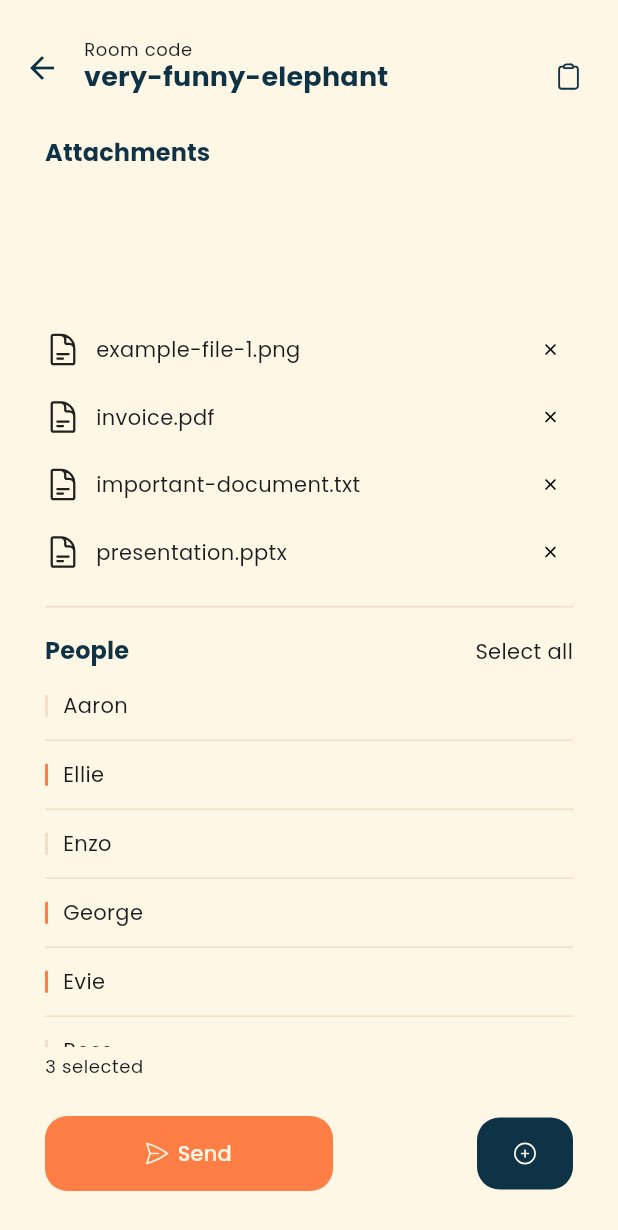
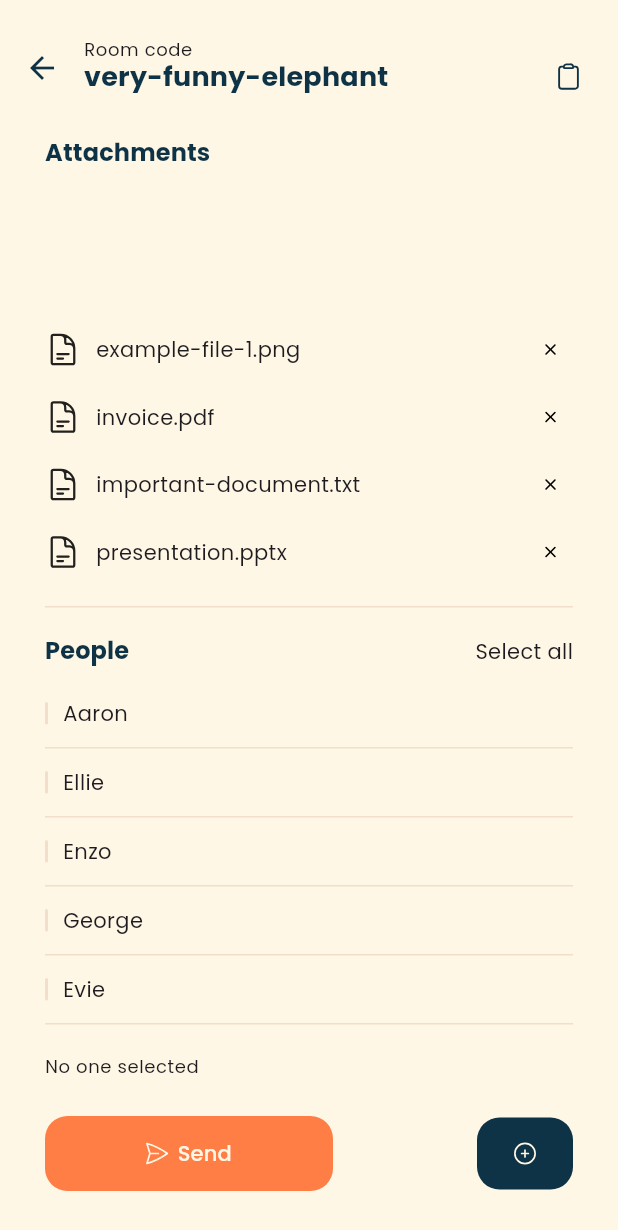
Before and after one commit to jacob-horton/file_transfer_app, a Flutter app: the RoomScreen screen opened directly, on a phone screen of 412 x 824 dp. Shown: the top 1230 px of the screen. Run offline on Flutter 3.47's test engine with Material 3 defaults, Android fonts, the light colour scheme and no system bars; our stand-ins replace extended_image, google_fonts, heroicons, image_picker, shared_preferences; missing offline and left inert: flutter_webrtc; accounts and stored records are empty; network calls fail.

Commit message:
handle selecting people

```diff
--- a/app/lib/screens/room_screen.dart
+++ b/app/lib/screens/room_screen.dart
@@ -1,5 +1,3 @@
-import 'dart:io';
-
 import 'package:file_transfer/services/webrtc.dart';
 import 'package:file_transfer/widgets/attachments.dart';
 import 'package:file_transfer/widgets/button.dart';
@@ -44,6 +42,7 @@ class _RoomScreenState extends State<RoomScreen> {
   ];
 
   bool loadingPhotos = false;
+  Set<int> selectedPeople = {};
 
   @override
   void initState() {
@@ -124,7 +123,14 @@ class _RoomScreenState extends State<RoomScreen> {
                 child: Divider(color: Theme.of(context).colorScheme.secondary),
               ),
               Expanded(
-                child: People(people: people, selected: const [1, 3, 4]),
+                child: People(
+                  people: people,
+                  onSelectedChanged: (newSelected) {
+                    setState(() {
+                      selectedPeople = newSelected;
+                    });
+                  },
+                ),
               ),
               const SizedBox(height: 25.0),
               Row(
--- a/app/lib/widgets/people.dart
+++ b/app/lib/widgets/people.dart
@@ -1,14 +1,15 @@
 import 'package:flutter/cupertino.dart';
 import 'package:flutter/material.dart';
+import 'package:heroicons/heroicons.dart';
 
 class People extends StatefulWidget {
   final List<String> people;
-  final List<int> selected;
+  final void Function(Set<int> selected) onSelectedChanged;
 
   const People({
     super.key,
     required this.people,
-    required this.selected,
+    required this.onSelectedChanged,
   });
 
   @override
@@ -16,6 +17,8 @@ class People extends StatefulWidget {
 }
 
 class _PeopleState extends State<People> {
+  Set<int> selected = {};
+
   @override
   Widget build(BuildContext context) {
     return Column(
@@ -25,15 +28,49 @@ class _PeopleState extends State<People> {
           mainAxisAlignment: MainAxisAlignment.spaceBetween,
           children: [
             Text("People", style: Theme.of(context).textTheme.titleSmall),
-            const Text("Select all"),
+            GestureDetector(
+              behavior: HitTestBehavior.opaque,
+              onTap: () {
+                setState(() {
+                  // TODO: handle this better
+                  if (selected.length == widget.people.length) {
+                    selected = {};
+                  } else {
+                    selected = List<int>.generate(
+                      widget.people.length,
+                      (i) => i,
+                    ).toSet();
+                  }
+                });
+              },
+              child: Text(
+                selected.length == widget.people.length
+                    ? "Deselect all"
+                    : "Select all",
+              ),
+            ),
           ],
         ),
         const SizedBox(height: 10.0),
         Expanded(
           child: CupertinoScrollbar(
             child: ListView.separated(
+              padding: const EdgeInsets.only(top: 5.0, bottom: 10.0),
               shrinkWrap: true,
-              itemBuilder: (context, i) => Center(
+              itemBuilder: (context, i) => GestureDetector(
+                behavior: HitTestBehavior.opaque,
+                onTap: () {
+                  setState(() {
+                    if (selected.contains(i)) {
+                      selected.remove(i);
+                    } else {
+                      selected.add(i);
+                    }
+
+                    widget.onSelectedChanged(selected);
+                  });
+                },
+                child: Center(
                   child: Padding(
                     padding: const EdgeInsets.symmetric(vertical: 5.0),
                     child: Align(
@@ -45,15 +82,26 @@ class _PeopleState extends State<People> {
                             height: 15,
                             decoration: BoxDecoration(
                               borderRadius: BorderRadius.circular(10000),
-                            color: widget.selected.contains(i)
+                              color: selected.contains(i)
                                   ? Theme.of(context).colorScheme.tertiary
                                   : Theme.of(context).colorScheme.secondary,
                             ),
                           ),
                           const SizedBox(width: 10.0),
                           Text(widget.people[i]),
-                        // Expanded(),
+                          if (selected.contains(i))
+                            Expanded(
+                              child: Align(
+                                alignment: Alignment.centerRight,
+                                child: HeroIcon(
+                                  HeroIcons.checkCircle,
+                                  color: Theme.of(context).colorScheme.tertiary,
+                                  size: 20,
+                                ),
+                              ),
+                            ),
                         ],
+                      ),
                     ),
                   ),
                 ),
@@ -67,7 +115,7 @@ class _PeopleState extends State<People> {
         ),
         const SizedBox(height: 5.0),
         Text(
-          "${widget.selected.length} selected",
+          "${selected.isEmpty ? 'No one' : selected.length} selected",
           style: Theme.of(context).textTheme.bodySmall,
         ),
       ],
```
Lines whose indentation alone changed are shown as unchanged.
